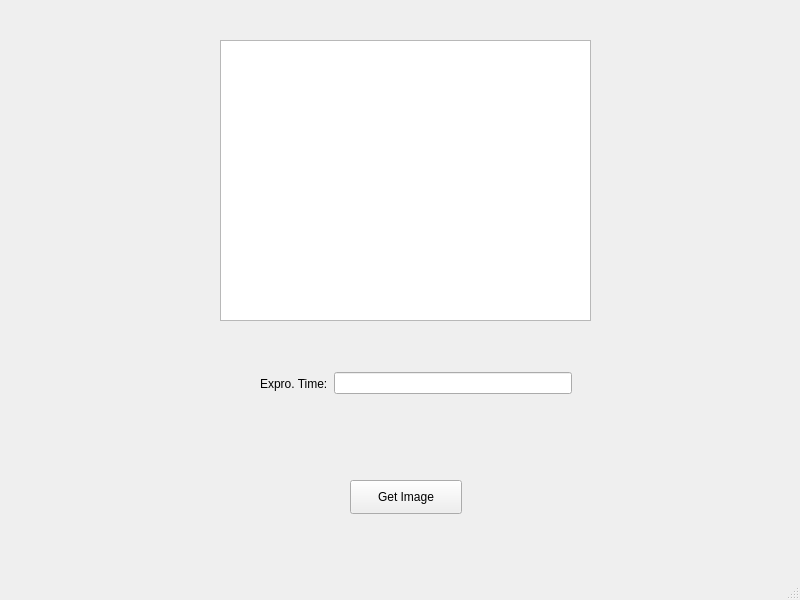
Qt form Spectrumeter_pyQt/Spectrumeter_pyQt_form.ui (PeterJaq/Spectrumeter_pyqt) before a commit.
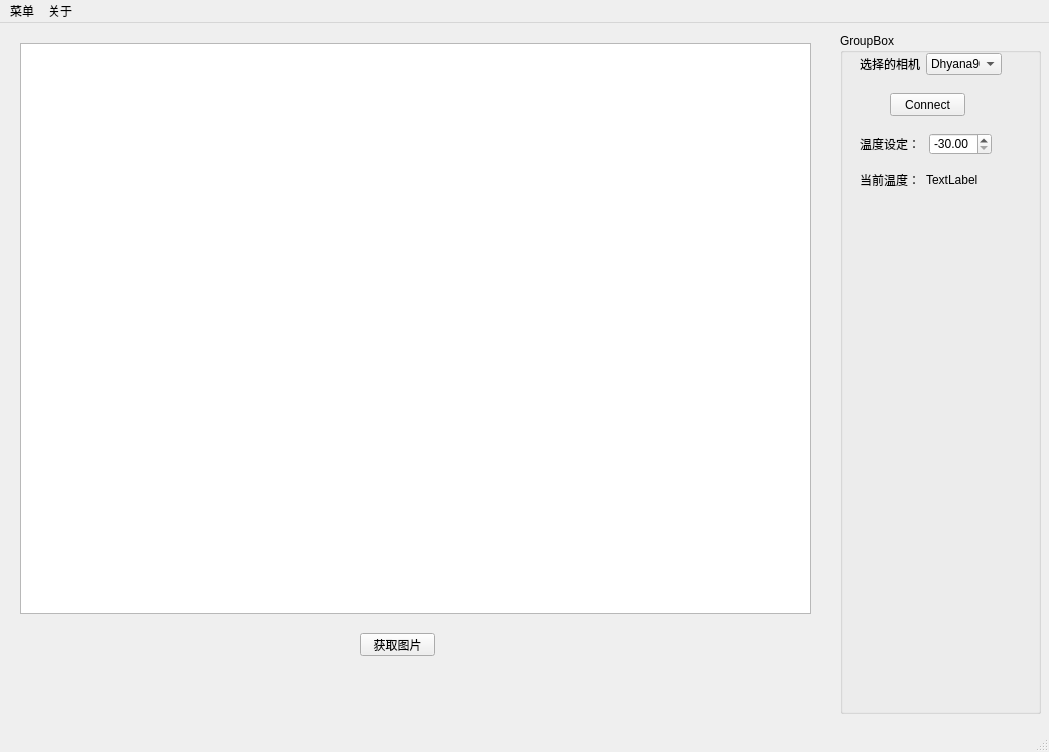
The same form after that commit.

```diff
--- a/Spectrumeter_pyQt/Spectrumeter_pyQt_form.ui
+++ b/Spectrumeter_pyQt/Spectrumeter_pyQt_form.ui
@@ -6,8 +6,8 @@
    <rect>
     <x>0</x>
     <y>0</y>
-    <width>800</width>
-    <height>600</height>
+    <width>1049</width>
+    <height>752</height>
    </rect>
   </property>
   <property name="windowTitle">
@@ -17,58 +17,167 @@
    <widget class="QGraphicsView" name="graphicsView">
     <property name="geometry">
      <rect>
-      <x>220</x>
-      <y>40</y>
-      <width>371</width>
-      <height>281</height>
+      <x>20</x>
+      <y>20</y>
+      <width>791</width>
+      <height>571</height>
      </rect>
     </property>
    </widget>
-   <widget class="QPushButton" name="pushButton">
+   <widget class="QGroupBox" name="groupBox">
     <property name="geometry">
      <rect>
-      <x>350</x>
-      <y>480</y>
-      <width>112</width>
-      <height>34</height>
+      <x>840</x>
+      <y>10</y>
+      <width>201</width>
+      <height>681</height>
+     </rect>
+    </property>
+    <property name="title">
+     <string>GroupBox</string>
+    </property>
+    <widget class="QPushButton" name="pushButton">
+     <property name="enabled">
+      <bool>true</bool>
+     </property>
+     <property name="geometry">
+      <rect>
+       <x>50</x>
+       <y>60</y>
+       <width>75</width>
+       <height>23</height>
+      </rect>
+     </property>
+     <property name="text">
+      <string>Connect</string>
+     </property>
+    </widget>
+    <widget class="QWidget" name="">
+     <property name="geometry">
+      <rect>
+       <x>20</x>
+       <y>20</y>
+       <width>142</width>
+       <height>22</height>
+      </rect>
+     </property>
+     <layout class="QHBoxLayout" name="horizontalLayout">
+      <item>
+       <widget class="QLabel" name="label">
+        <property name="text">
+         <string>选择的相机</string>
+        </property>
+       </widget>
+      </item>
+      <item>
+       <widget class="QComboBox" name="comboBox">
+        <item>
+         <property name="text">
+          <string>Dhyana90</string>
+         </property>
+        </item>
+        <item>
+         <property name="text">
+          <string>Dhyana95</string>
+         </property>
+        </item>
+       </widget>
+      </item>
+     </layout>
+    </widget>
+    <widget class="QWidget" name="">
+     <property name="geometry">
+      <rect>
+       <x>20</x>
+       <y>100</y>
+       <width>132</width>
+       <height>22</height>
+      </rect>
+     </property>
+     <layout class="QHBoxLayout" name="horizontalLayout_2">
+      <item>
+       <widget class="QLabel" name="label_2">
+        <property name="text">
+         <string>温度设定：</string>
+        </property>
+       </widget>
+      </item>
+      <item>
+       <widget class="QDoubleSpinBox" name="doubleSpinBox">
+        <property name="minimum">
+         <double>-30.000000000000000</double>
+        </property>
+        <property name="value">
+         <double>-30.000000000000000</double>
+        </property>
+       </widget>
+      </item>
+     </layout>
+    </widget>
+    <widget class="QWidget" name="">
+     <property name="geometry">
+      <rect>
+       <x>20</x>
+       <y>140</y>
+       <width>122</width>
+       <height>14</height>
+      </rect>
+     </property>
+     <layout class="QHBoxLayout" name="horizontalLayout_3">
+      <item>
+       <widget class="QLabel" name="label_3">
+        <property name="text">
+         <string>当前温度：</string>
+        </property>
+       </widget>
+      </item>
+      <item>
+       <widget class="QLabel" name="label_4">
+        <property name="text">
+         <string>TextLabel</string>
+        </property>
+       </widget>
+      </item>
+     </layout>
+    </widget>
+   </widget>
+   <widget class="QPushButton" name="pushButton_2">
+    <property name="geometry">
+     <rect>
+      <x>360</x>
+      <y>610</y>
+      <width>75</width>
+      <height>23</height>
      </rect>
     </property>
     <property name="text">
-     <string>Get Image</string>
+     <string>获取图片</string>
     </property>
    </widget>
-   <widget class="QWidget" name="">
-    <property name="geometry">
-     <rect>
-      <x>260</x>
-      <y>370</y>
-      <width>312</width>
-      <height>27</height>
-     </rect>
-    </property>
-    <layout class="QHBoxLayout" name="horizontalLayout">
-     <item>
-      <widget class="QLabel" name="label">
-       <property name="text">
-        <string>Expro. Time:</string>
-       </property>
-      </widget>
-     </item>
-     <item>
-      <widget class="QLineEdit" name="lineEdit"/>
-     </item>
-    </layout>
-   </widget>
   </widget>
   <widget class="QMenuBar" name="menubar">
    <property name="geometry">
     <rect>
      <x>0</x>
      <y>0</y>
-     <width>800</width>
-     <height>30</height>
+     <width>1049</width>
+     <height>23</height>
     </rect>
    </property>
+   <widget class="QMenu" name="menu">
+    <property name="title">
+     <string>菜单</string>
+    </property>
+    <addaction name="separator"/>
+    <addaction name="actionConnect"/>
+   </widget>
+   <widget class="QMenu" name="menu_2">
+    <property name="title">
+     <string>关于</string>
+    </property>
+   </widget>
+   <addaction name="menu"/>
+   <addaction name="menu_2"/>
   </widget>
   <widget class="QStatusBar" name="statusbar"/>
  </widget>
```
Left out of the diff: 5 changed lines with no effect on the pictures.
